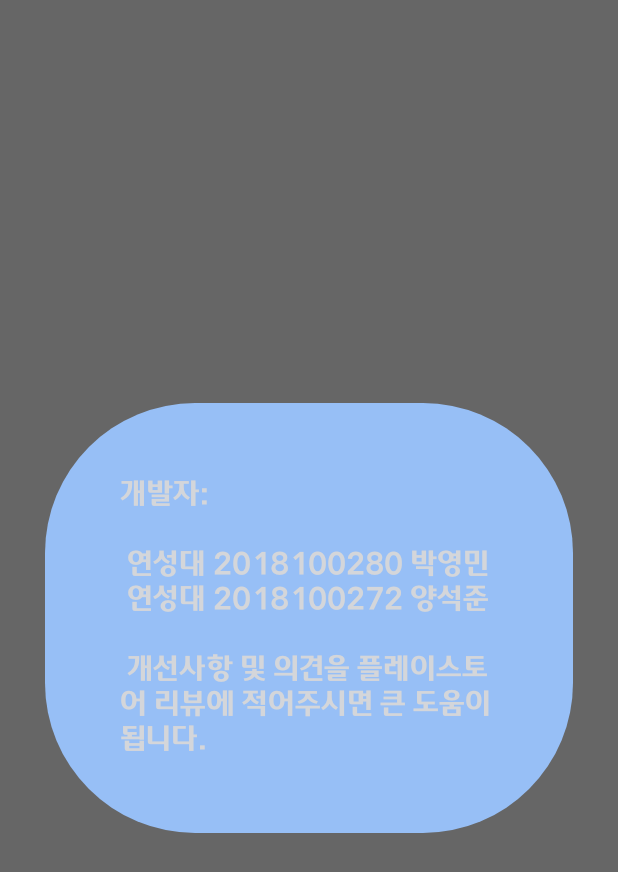
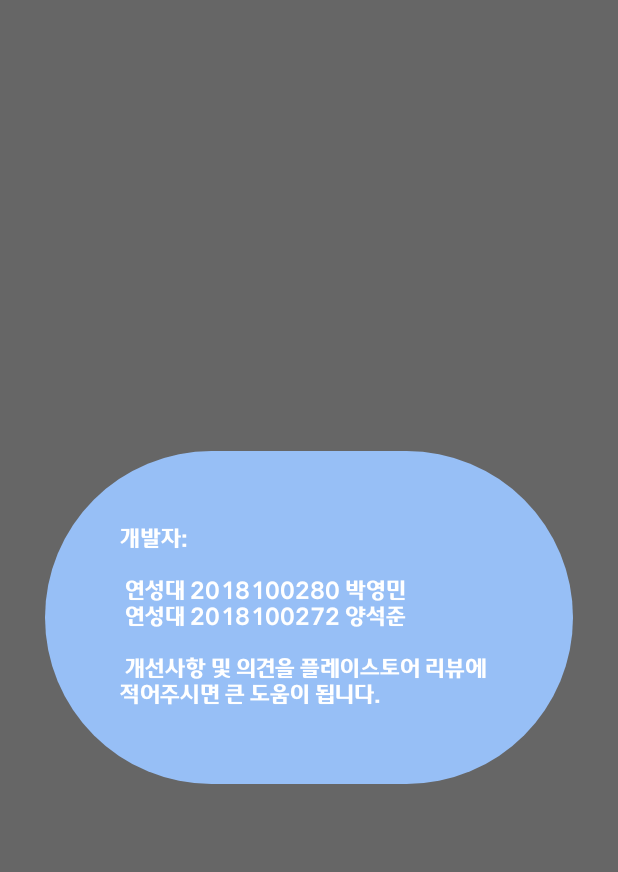
Before and after one commit to yeongmin7870/yeonsungBus, an Android app: the layout activity_popup.xml on its own in the app's theme, with its tools: preview values and no code run, on a phone screen of 412 x 824 dp. Shown: the top 872 px of the screen. Run offline under Robolectric (Android 15) with nearby library versions, the phone set to English and light mode, and no system bars.

Commit message:
title color

```diff
--- a/app/src/main/res/drawable/popup.xml
+++ b/app/src/main/res/drawable/popup.xml
@@ -2,5 +2,5 @@
 <shape xmlns:android="http://schemas.android.com/apk/res/android"
     android:shape="rectangle">
     <solid android:color="@color/popfor" />
-    <corners android:radius="100dp"/>
+    <corners android:radius="300dp"/>
 </shape>
--- a/app/src/main/res/layout/activity_main.xml
+++ b/app/src/main/res/layout/activity_main.xml
@@ -237,7 +237,7 @@
                     android:fontFamily="@font/welcomeotfregular"
                     android:gravity="center"
                     android:text="@string/location"
-                    android:textColor="#ECF7FF"
+                    android:textColor="#FF258AFB"
                     android:textSize="15dp" />
 
 
--- a/app/src/main/res/layout/activity_popup.xml
+++ b/app/src/main/res/layout/activity_popup.xml
@@ -10,10 +10,10 @@
         android:layout_width="wrap_content"
         android:layout_height="wrap_content"
         android:layout_centerInParent="true"
-        android:textSize="20dp"
+        android:textSize="15dp"
         android:padding="50dp"
         android:background="@drawable/popup"
-        android:textColor="#D4D6DA"
+        android:textColor="#FFFFFF"
         android:fontFamily="@font/welcomeotfbold"
         android:text="@string/makePeople"/>
 </RelativeLayout>
```
